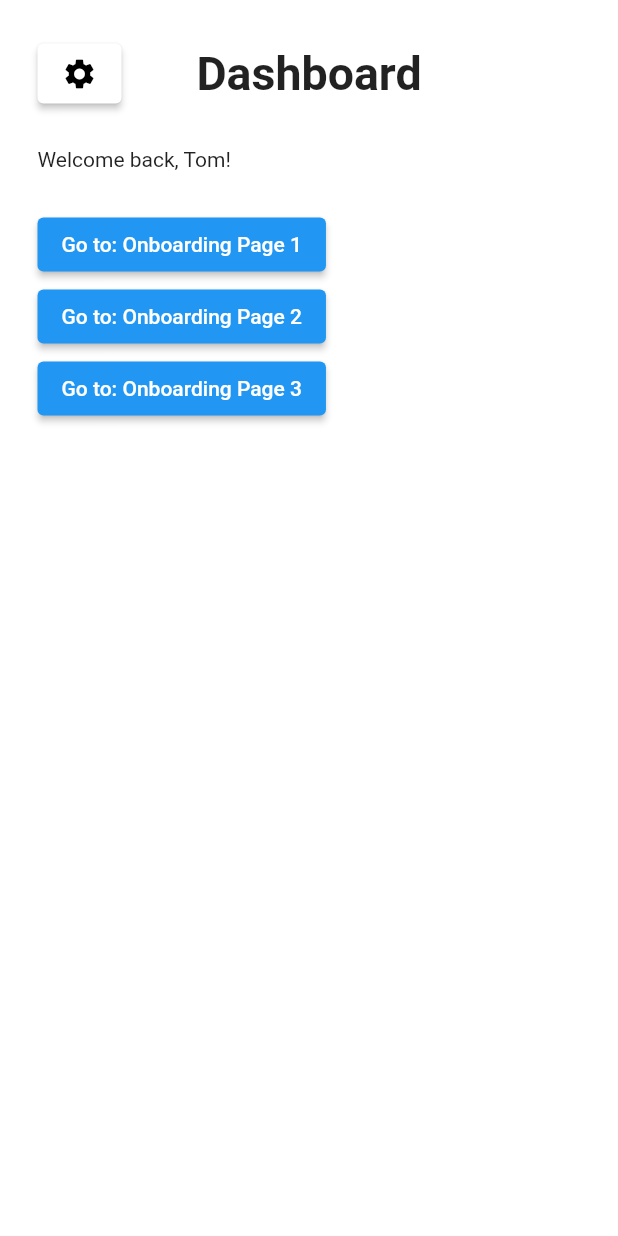
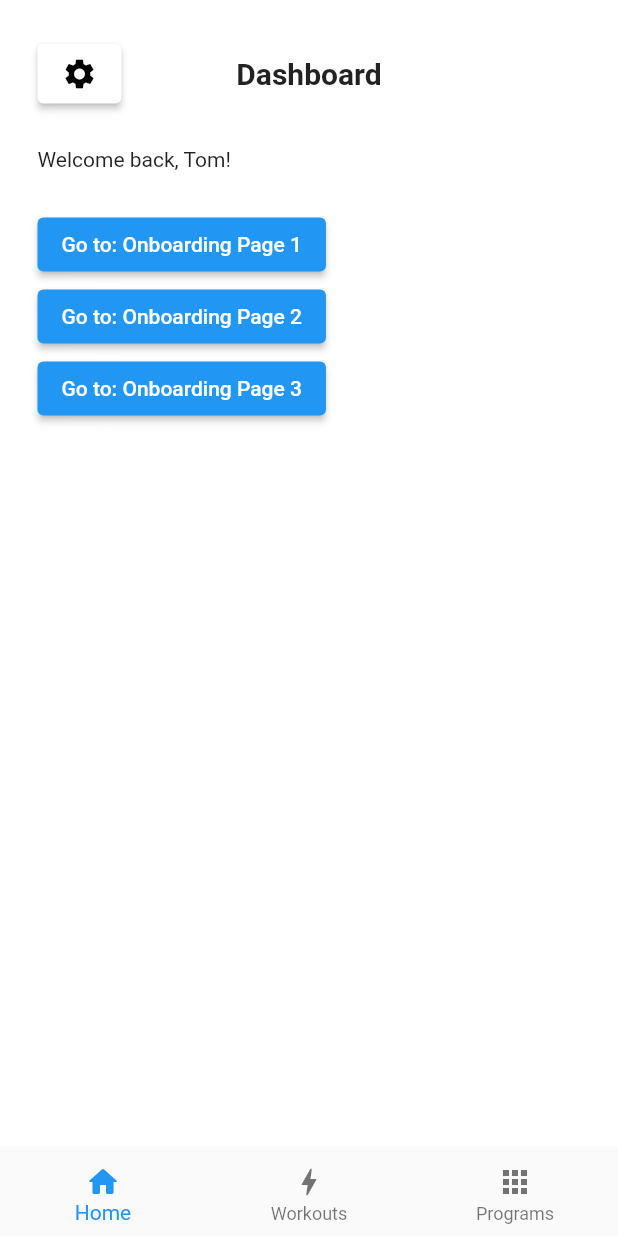
Before and after one commit to TomTomDam/workout-log, a Flutter app: the screen it shows after launch, on a phone screen of 412 x 824 dp. Run offline on Flutter 3.47's test engine with Material 2 defaults, Android fonts, the phone set to English and light mode, and no system bars.

Commit message:
Added bottom navigation bar and working on Select Workout page

```diff
--- a/lib/main.dart
+++ b/lib/main.dart
@@ -1,10 +1,7 @@
 import 'package:flutter/material.dart';
-import 'package:workout_log/screens/OnboardingPage1.dart';
-import 'package:workout_log/screens/settings/Settings.dart';
-import 'BorderBox.dart';
-import 'screens/OnboardingPage1.dart';
-import 'screens/OnboardingPage2.dart';
-import 'screens/OnboardingPage3.dart';
+import 'package:workout_log/screens/Dashboard.dart';
+import 'screens/SelectWorkout.dart';
+import 'screens/Programs.dart';
 
 void main() {
   runApp(const MyApp());
@@ -20,16 +17,16 @@ class MyApp extends StatelessWidget {
       theme: ThemeData(
           primarySwatch: Colors.blue,
           textTheme: const TextTheme(
-              headline1: TextStyle(fontSize: 40.0, fontWeight: FontWeight.bold),
-              headline2: TextStyle(fontSize: 31.0, fontWeight: FontWeight.bold),
+              headline1: TextStyle(fontSize: 25, fontWeight: FontWeight.bold),
+              headline2: TextStyle(fontSize: 20, fontWeight: FontWeight.bold),
               bodyText1: TextStyle(fontSize: 16.0))),
-      home: const Dashboard(title: 'Workout Log'),
+      home: const Main(title: 'Workout Log'),
     );
   }
 }
 
-class Dashboard extends StatefulWidget {
-  const Dashboard({Key? key, required this.title}) : super(key: key);
+class Main extends StatefulWidget {
+  const Main({Key? key, required this.title}) : super(key: key);
 
   // This widget is the home page of your application. It is stateful, meaning
   // that it has a State object (defined below) that contains fields that affect
@@ -43,115 +40,45 @@ class Dashboard extends StatefulWidget {
   final String title;
 
   @override
-  State<Dashboard> createState() => _DashboardState();
+  State<Main> createState() => _MainState();
 }
 
-class _DashboardState extends State<Dashboard> {
+class _MainState extends State<Main> {
   @override
   Widget build(BuildContext context) {
-    const double padding = 25;
+    int selectedIndex = 0;
+    void _onNavigationItemTapped(int index) {
+      switch (index) {
+        case 0:
+          Navigator.of(context).pushReplacement(MaterialPageRoute(
+              builder: (context) => const Main(title: 'Workout Log')));
+          break;
+        case 1:
+          Navigator.of(context).pushReplacement(
+              MaterialPageRoute(builder: (context) => const SelectWorkout()));
+          break;
+        case 3:
+          Navigator.of(context).pushReplacement(
+              MaterialPageRoute(builder: (context) => const Programs()));
+          break;
+      }
+    }
 
     return Scaffold(
         backgroundColor: Colors.white,
-        body: SafeArea(
-            child: Column(
-          children: [
-            Padding(
-              padding: const EdgeInsets.only(
-                  top: padding, left: padding, right: padding),
-              child: Row(
-                children: [
-                  Expanded(
-                      flex: 2,
-                      child: Align(
-                          alignment: Alignment.topLeft,
-                          child: ElevatedButton(
-                            style: ElevatedButton.styleFrom(
-                                minimumSize: const Size(40, 40),
-                                primary: Colors.white),
-                            onPressed: () {
-                              Navigator.push(
-                                  context,
-                                  MaterialPageRoute(
-                                      builder: (context) => const Settings()));
-                            },
-                            child: const Icon(
-                              Icons.settings,
-                              color: Colors.black,
-                            ),
-                          ))),
-                  Expanded(
-                    flex: 6,
-                    child: Center(
-                      child: Text("Dashboard",
-                          style: TextStyle(
-                              fontWeight: FontWeight.bold,
-                              fontSize: Theme.of(context)
-                                  .textTheme
-                                  .headline2
-                                  ?.fontSize)),
-                    ),
-                  ),
-                  const Expanded(
-                    flex: 2,
-                    child: Center(),
-                  )
-                ],
-              ),
-            ),
-            Padding(
-                padding: const EdgeInsets.only(
-                    top: padding, left: padding, right: padding),
-                child: Row(
-                  children: const [Text("Welcome back, Tom!")],
-                )),
-            Padding(
-                padding: const EdgeInsets.only(
-                    top: padding, left: padding, right: padding),
-                child: Row(
-                  children: [
-                    ElevatedButton(
-                      child: const Text("Go to: Onboarding Page 1"),
-                      onPressed: () {
-                        Navigator.push(
-                            context,
-                            MaterialPageRoute(
-                                builder: (context) => const OnboardingPage1()));
-                      },
-                    )
-                  ],
-                )),
-            Padding(
-                padding: const EdgeInsets.only(left: padding, right: padding),
-                child: Row(
-                  children: [
-                    ElevatedButton(
-                      child: const Text("Go to: Onboarding Page 2"),
-                      onPressed: () {
-                        Navigator.push(
-                            context,
-                            MaterialPageRoute(
-                                builder: (context) => const OnboardingPage2()));
-                      },
-                    )
-                  ],
-                )),
-            Padding(
-                padding: const EdgeInsets.only(left: padding, right: padding),
-                child: Row(
-                  children: [
-                    ElevatedButton(
-                      child: const Text("Go to: Onboarding Page 3"),
-                      onPressed: () {
-                        Navigator.push(
-                            context,
-                            MaterialPageRoute(
-                                builder: (context) => const OnboardingPage3()));
-                      },
-                    )
-                  ],
-                )),
-          ],
-        )));
+        body: const Dashboard(title: 'Workout Log'),
+        bottomNavigationBar: BottomNavigationBar(
+            type: BottomNavigationBarType.fixed,
+            items: const <BottomNavigationBarItem>[
+              BottomNavigationBarItem(
+                  icon: Icon(Icons.home_rounded), label: "Home"),
+              BottomNavigationBarItem(
+                  icon: Icon(Icons.bolt_rounded), label: "Workouts"),
+              BottomNavigationBarItem(
+                  icon: Icon(Icons.apps_rounded), label: "Programs"),
+            ],
+            currentIndex: selectedIndex,
+            selectedItemColor: Colors.blue,
+            onTap: _onNavigationItemTapped));
   }
 }
--- /dev/null
+++ b/lib/screens/Dashboard.dart
@@ -0,0 +1,124 @@
+import 'package:flutter/material.dart';
+import 'package:workout_log/screens/OnboardingPage1.dart';
+import 'package:workout_log/screens/settings/Settings.dart';
+import 'OnboardingPage1.dart';
+import 'OnboardingPage2.dart';
+import 'OnboardingPage3.dart';
+
+class Dashboard extends StatefulWidget {
+  const Dashboard({Key? key, required this.title}) : super(key: key);
+  final String title;
+
+  @override
+  State<Dashboard> createState() => _DashboardState();
+}
+
+class _DashboardState extends State<Dashboard> {
+  @override
+  Widget build(BuildContext context) {
+    const double padding = 25;
+
+    return Scaffold(
+        backgroundColor: Colors.white,
+        body: SafeArea(
+            child: Column(
+          children: [
+            Padding(
+              padding: const EdgeInsets.only(
+                  top: padding, left: padding, right: padding),
+              child: Row(
+                children: [
+                  Expanded(
+                      flex: 2,
+                      child: Align(
+                          alignment: Alignment.topLeft,
+                          child: ElevatedButton(
+                            style: ElevatedButton.styleFrom(
+                                minimumSize: const Size(40, 40),
+                                primary: Colors.white),
+                            onPressed: () {
+                              Navigator.push(
+                                  context,
+                                  MaterialPageRoute(
+                                      builder: (context) => const Settings()));
+                            },
+                            child: const Icon(
+                              Icons.settings,
+                              color: Colors.black,
+                            ),
+                          ))),
+                  Expanded(
+                    flex: 6,
+                    child: Center(
+                      child: Text("Dashboard",
+                          style: TextStyle(
+                              fontWeight: FontWeight.bold,
+                              fontSize: Theme.of(context)
+                                  .textTheme
+                                  .headline2
+                                  ?.fontSize)),
+                    ),
+                  ),
+                  const Expanded(
+                    flex: 2,
+                    child: Center(),
+                  )
+                ],
+              ),
+            ),
+            Padding(
+                padding: const EdgeInsets.only(
+                    top: padding, left: padding, right: padding),
+                child: Row(
+                  children: const [Text("Welcome back, Tom!")],
+                )),
+            Padding(
+                padding: const EdgeInsets.only(
+                    top: padding, left: padding, right: padding),
+                child: Row(
+                  children: [
+                    ElevatedButton(
+                      child: const Text("Go to: Onboarding Page 1"),
+                      onPressed: () {
+                        Navigator.push(
+                            context,
+                            MaterialPageRoute(
+                                builder: (context) => const OnboardingPage1()));
+                      },
+                    )
+                  ],
+                )),
+            Padding(
+                padding: const EdgeInsets.only(left: padding, right: padding),
+                child: Row(
+                  children: [
+                    ElevatedButton(
+                      child: const Text("Go to: Onboarding Page 2"),
+                      onPressed: () {
+                        Navigator.push(
+                            context,
+                            MaterialPageRoute(
+                                builder: (context) => const OnboardingPage2()));
+                      },
+                    )
+                  ],
+                )),
+            Padding(
+                padding: const EdgeInsets.only(left: padding, right: padding),
+                child: Row(
+                  children: [
+                    ElevatedButton(
+                      child: const Text("Go to: Onboarding Page 3"),
+                      onPressed: () {
+                        Navigator.push(
+                            context,
+                            MaterialPageRoute(
+                                builder: (context) => const OnboardingPage3()));
+                      },
+                    )
+                  ],
+                )),
+          ],
+        )));
+  }
+}
--- a/lib/screens/OnboardingPage3.dart
+++ b/lib/screens/OnboardingPage3.dart
@@ -49,7 +49,7 @@ class _OnboardingPage3State extends State<OnboardingPage3> {
                           context,
                           MaterialPageRoute(
                               builder: (context) =>
-                                  const Dashboard(title: 'Workout Log')));
+                                  const Main(title: 'Workout Log')));
                     },
                     child: Text("Continue",
                         style: TextStyle(
--- /dev/null
+++ b/lib/screens/Programs.dart
@@ -0,0 +1,17 @@
+import 'package:flutter/cupertino.dart';
+
+class Programs extends StatefulWidget {
+  const Programs({Key? key}) : super(key: key);
+
+  @override
+  State<Programs> createState() => _ProgramsState();
+}
+
+class _ProgramsState extends State<Programs> {
+  @override
+  Widget build(BuildContext context) {
+    return Container(
+      child: Text("Programs"),
+    );
+  }
+}
--- a/lib/screens/settings/Settings.dart
+++ b/lib/screens/settings/Settings.dart
@@ -28,7 +28,7 @@ class Settings extends StatelessWidget {
                             Navigator.push(
                                 context,
                                 MaterialPageRoute(
-                                    builder: (context) => const Dashboard(
+                                    builder: (context) => const Main(
                                           title: 'Workout Log',
                                         )));
                           },
@@ -60,7 +60,7 @@ class Settings extends StatelessWidget {
               crossAxisAlignment: CrossAxisAlignment.start,
               children: [
                 const Divider(
-                  height: 10,
+                  height: 0,
                   thickness: 2,
                   indent: 25,
                   endIndent: 25,
```
Also changed, not shown: lib/screens/SelectWorkout.dart (added, +129 -0 lines).
